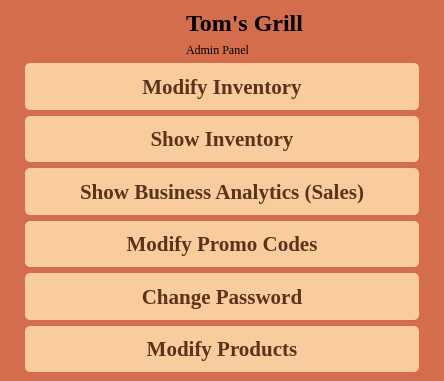
PeteCastle/PEx5, file mainadminwindow.ui: the form before one commit.
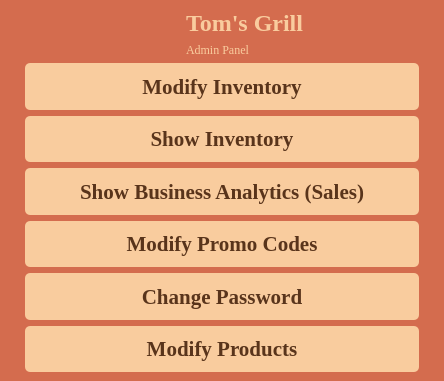
The form after the commit. Icons and pictures are not drawn.

The edit to the form file:
```diff
--- a/mainadminwindow.ui
+++ b/mainadminwindow.ui
@@ -56,6 +56,9 @@
             <bold>true</bold>
            </font>
           </property>
+          <property name="styleSheet">
+           <string notr="true">color: rgb(249, 204, 158);</string>
+          </property>
           <property name="text">
            <string>Tom's Grill</string>
           </property>
@@ -68,6 +71,9 @@
             <family>Georgia</family>
            </font>
           </property>
+          <property name="styleSheet">
+           <string notr="true">color: rgb(249, 204, 158);</string>
+          </property>
           <property name="text">
            <string>Admin Panel</string>
           </property>
```
